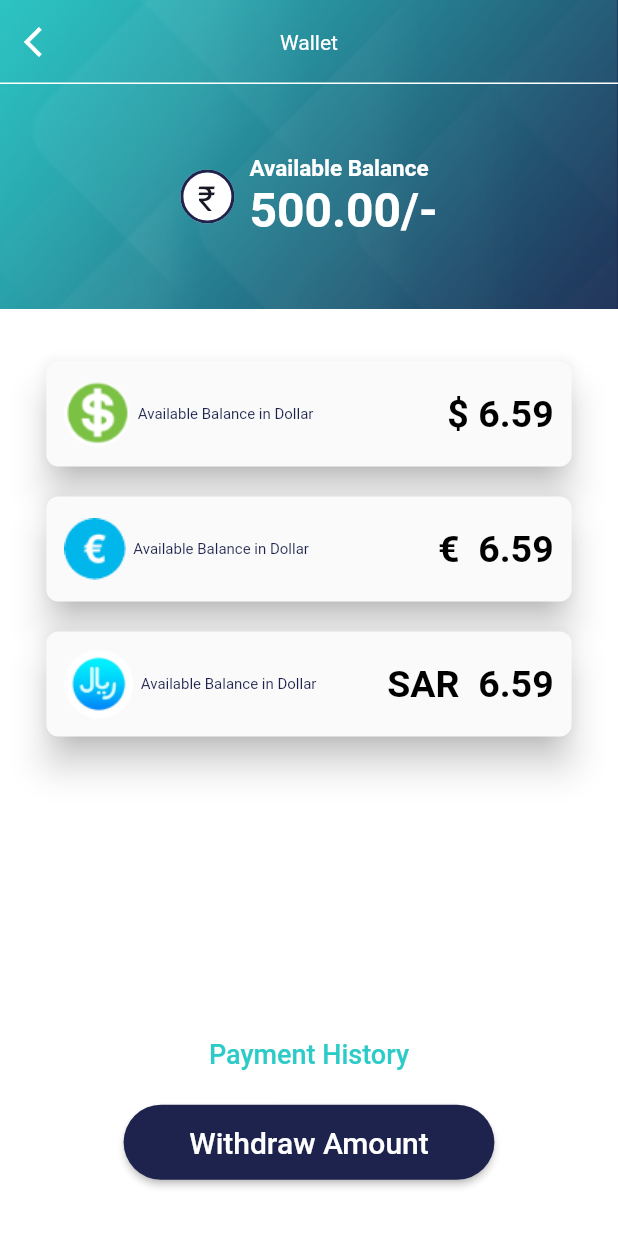
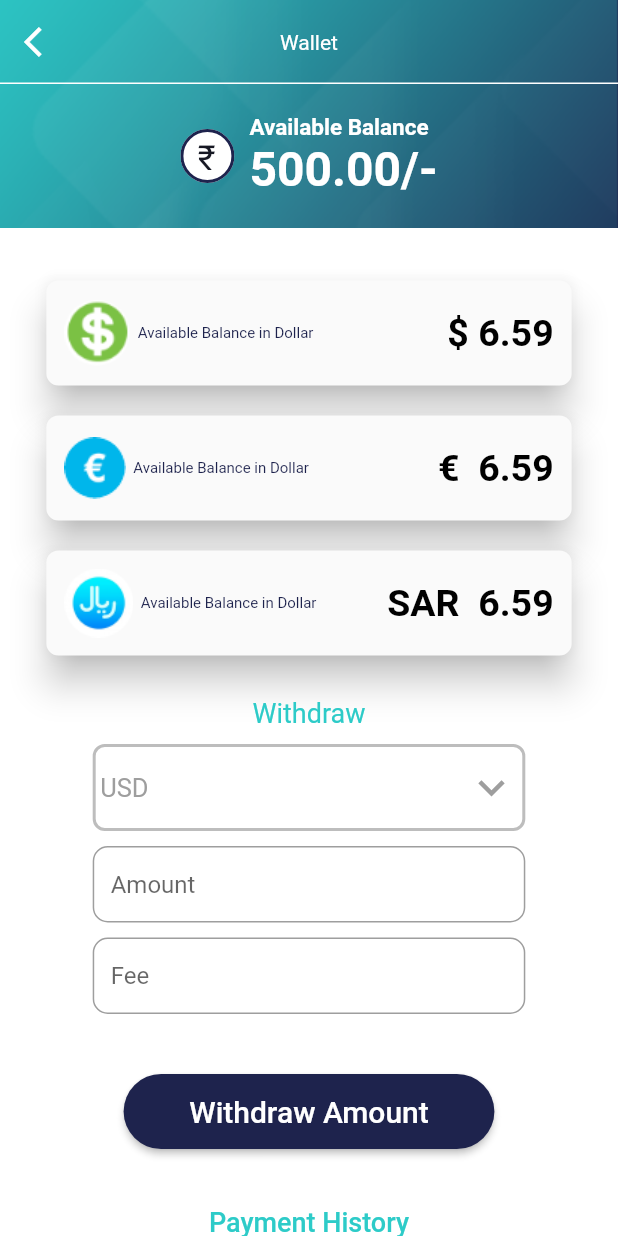
Before and after one commit to thrillfun/thrillfrontend, a Flutter app: the Wallet screen opened by its route, on a phone screen of 412 x 824 dp. Run offline on Flutter 3.47's test engine with Material 2 defaults, Android fonts, the phone set to English and light mode, and no system bars; our stand-ins replace audioplayers, bloc, cached_network_image, camera, carousel_slider, equatable and 15 more; missing offline and left inert: ffmpeg_kit_flutter_full, file_support, flutter_facebook_auth, qr_code_scanner, simple_s3, syncfusion_flutter_core; accounts and stored records are empty; network calls fail; project files that could hold a hidden picture were left out.

Commit message:
ram working on wallet

```diff
--- a/lib/screens/setting/wallet.dart
+++ b/lib/screens/setting/wallet.dart
@@ -2,6 +2,7 @@ import 'package:flutter/material.dart';
 import 'package:flutter_svg/flutter_svg.dart';
 import '../../common/color.dart';
 import '../../common/strings.dart';
+import '../../utils/util.dart';
 
 class Wallet extends StatefulWidget {
   const Wallet({Key? key}) : super(key: key);
@@ -14,10 +15,9 @@ class Wallet extends StatefulWidget {
   static Route route() {
     return MaterialPageRoute(
       settings: const RouteSettings(name: routeName),
-      builder: (context) =>  const Wallet(),
+      builder: (context) => const Wallet(),
     );
   }
-
 }
 
 class _WalletState extends State<Wallet> {
@@ -30,6 +30,7 @@ class _WalletState extends State<Wallet> {
           image: DecorationImage(
               image: AssetImage('assets/splash.png'), fit: BoxFit.cover)),
       child: Scaffold(
+        resizeToAvoidBottomInset: false,
         backgroundColor: Colors.transparent,
         appBar: AppBar(
           backgroundColor: Colors.transparent,
@@ -44,9 +45,13 @@ class _WalletState extends State<Wallet> {
               },
               icon: const Icon(Icons.arrow_back_ios)),
         ),
-        body: Column(
+        body: SingleChildScrollView(
+          physics: const BouncingScrollPhysics(),
+          child: Column(
             children: [
-            const Spacer(),
+              const SizedBox(
+                height: 20,
+              ),
               Row(
                 mainAxisAlignment: MainAxisAlignment.center,
                 children: [
@@ -69,10 +74,13 @@ class _WalletState extends State<Wallet> {
                   ]))
                 ],
               ),
-            const Spacer(),
+              const SizedBox(
+                height: 20,
+              ),
               Container(
+                padding: const EdgeInsets.only(bottom: 60),
                 width: MediaQuery.of(context).size.width,
-              height: MediaQuery.of(context).size.height * .75,
+                height: MediaQuery.of(context).size.height+120,
                 color: Colors.white,
                 child: Column(
                   children: [
@@ -88,8 +96,113 @@ class _WalletState extends State<Wallet> {
                       height: 20,
                     ),
                     availableBal(currency: 'sar'),
-                  const Spacer(
-                    flex: 5,
+                    const SizedBox(
+                      height: 28,
+                    ),
+                    const Text(
+                      "Withdraw",
+                      style:
+                          TextStyle(color: ColorManager.cyan, fontSize: 18),
+                    ),
+                    const SizedBox(
+                      height: 10,
+                    ),
+
+                    Container(
+                      width:getWidth(context) * .70,
+                      padding: const EdgeInsets.all(3),
+                      decoration: BoxDecoration(
+                        border: Border.all(width: 2,color: Colors.grey.shade400),
+                        borderRadius: BorderRadius.circular(8)
+                      ),
+                      child: DropdownButton(
+                        menuMaxHeight: 180,
+                        value:"USD",
+                        style: const TextStyle(color: Colors.grey, fontSize: 17),
+                        isExpanded: true,
+                        underline: const SizedBox(),
+                        icon: const Icon(
+                          Icons.keyboard_arrow_down,
+                          color: Colors.grey,
+                          size: 35,
+                        ),
+                        onChanged: (String? value) {
+                          setState(() {
+                            setState(() {
+
+                            });
+                          });
+                        },
+                        items: ["USD","INR","EUR"].map((String item) {
+                          return DropdownMenuItem(
+                            value: item,
+                            child: Text(item),
+                          );
+                        }).toList(),
+                      ),
+                    ),
+                     const SizedBox(
+                      height: 10,
+                    ),
+
+                    TextFormField(
+                      maxLength: 10,
+                      keyboardType: TextInputType.number,
+                      textInputAction: TextInputAction.next,
+                      decoration: InputDecoration(
+                          hintText: "Amount",
+                          isDense: true,
+                          counterText: '',
+                          border: OutlineInputBorder(
+                              borderRadius: BorderRadius.circular(10)),
+                          focusedBorder: OutlineInputBorder(
+                              borderSide: BorderSide(
+                                  color: Colors.grey.shade300,
+                                  width: 2),
+                              borderRadius: BorderRadius.circular(10)),
+                          constraints: BoxConstraints(
+                              maxWidth:getWidth(context) * .70),),
+                    ),
+
+                    const SizedBox(
+                      height: 10,
+                    ),
+                    TextFormField(
+                      maxLength: 10,
+                      keyboardType: TextInputType.number,
+                      textInputAction: TextInputAction.next,
+                      decoration: InputDecoration(
+                        hintText: "Fee",
+                        isDense: true,
+                        counterText: '',
+                        border: OutlineInputBorder(
+                            borderRadius: BorderRadius.circular(10)),
+                        focusedBorder: OutlineInputBorder(
+                            borderSide: BorderSide(
+                                color: Colors.grey.shade300,
+                                width: 2),
+                            borderRadius: BorderRadius.circular(10)),
+                        constraints: BoxConstraints(
+                            maxWidth:getWidth(context) * .70),),
+                    ),
+
+                    const SizedBox(
+                      height: 40,
+                    ),
+                    ElevatedButton(
+                        onPressed: () {},
+                        style: ElevatedButton.styleFrom(
+                            primary: ColorManager.deepPurple,
+                            fixedSize: Size(
+                                MediaQuery.of(context).size.width * .60, 50),
+                            shape: RoundedRectangleBorder(
+                                borderRadius: BorderRadius.circular(50))),
+                        child: const Text(
+                          withdrawAmount,
+                          style: TextStyle(fontSize: 20),
+                        )),
+                    const SizedBox(
+                      height: 25,
                     ),
                     TextButton(
                         onPressed: () {
@@ -103,25 +216,11 @@ class _WalletState extends State<Wallet> {
                     const SizedBox(
                       height: 10,
                     ),
-                  ElevatedButton(
-                      onPressed: () {},
-                      style: ElevatedButton.styleFrom(
-                          primary: ColorManager.deepPurple,
-                          fixedSize:
-                              Size(MediaQuery.of(context).size.width * .60, 50),
-                          shape: RoundedRectangleBorder(
-                              borderRadius: BorderRadius.circular(50))),
-                      child: const Text(
-                        withdrawAmount,
-                        style: TextStyle(fontSize: 20),
-                      )),
-                  const Spacer(
-                    flex: 1,
-                  ),
                   ],
                 ),
               )
             ],
+          ),
         ),
       ),
     );
```
Lines whose indentation alone changed are shown as unchanged.
